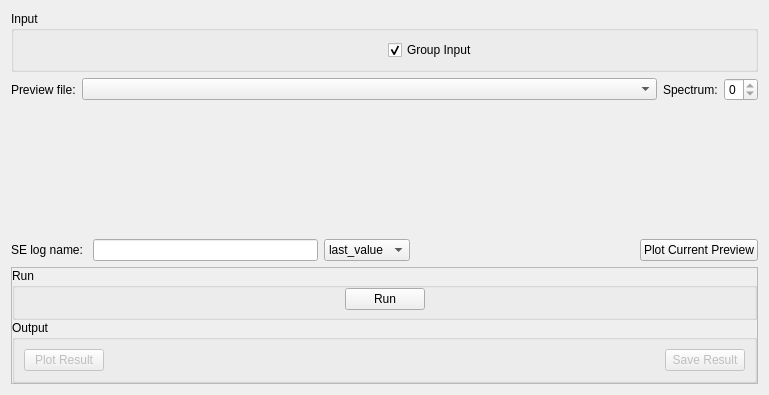
First picture: the form in qt/scientific_interfaces/Indirect/Elwin.ui, repository mantidproject/mantid, before the edit.
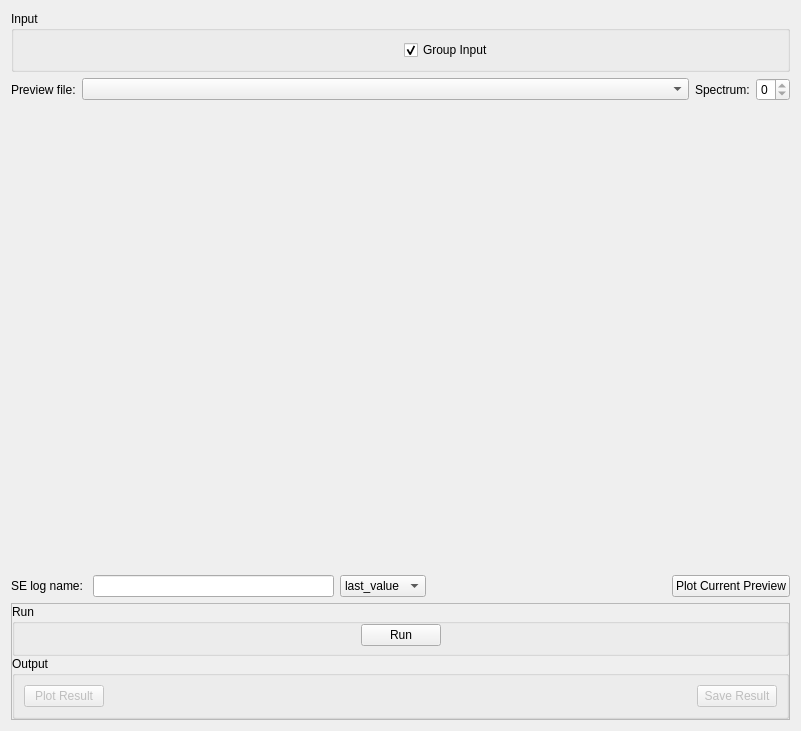
Second picture: the form after the edit. Custom widgets are drawn as their Qt base class.

The edit to the form file:
```diff
--- a/qt/scientific_interfaces/Indirect/Elwin.ui
+++ b/qt/scientific_interfaces/Indirect/Elwin.ui
@@ -6,8 +6,8 @@
    <rect>
     <x>0</x>
     <y>0</y>
-    <width>769</width>
-    <height>395</height>
+    <width>801</width>
+    <height>731</height>
    </rect>
   </property>
   <property name="windowTitle">
```
